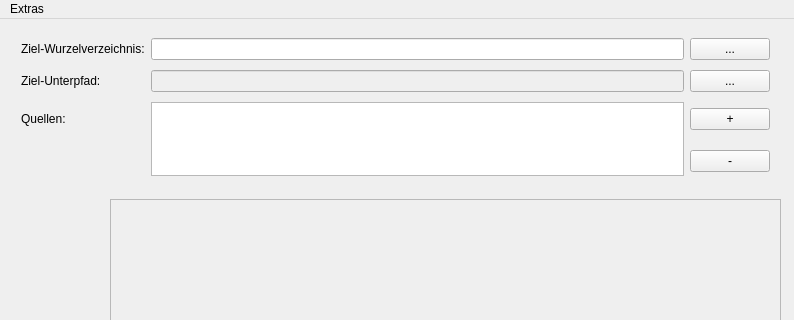
First picture: the form in mainwindow.ui, repository 15831944/MySimpleBackup, before the edit; both pictures show x 0 to 794 and y 0 to 320 of the 794 by 536 pixel window.
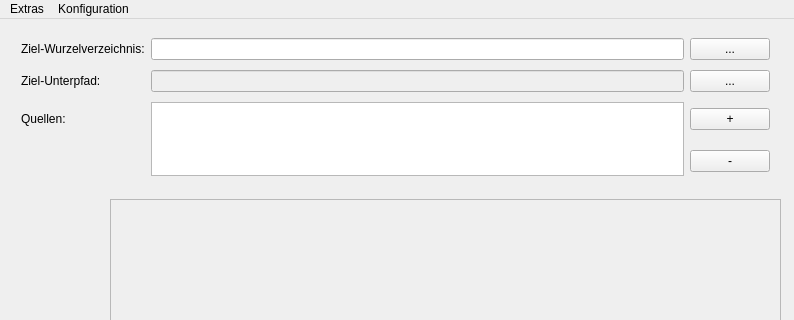
Second picture: the form after the edit.

Diff of the .ui file:
```diff
--- a/mainwindow.ui
+++ b/mainwindow.ui
@@ -130,7 +130,15 @@
     </property>
     <addaction name="actionInfo"/>
    </widget>
+   <widget class="QMenu" name="menuKonfiguration">
+    <property name="title">
+     <string>Konfiguration</string>
+    </property>
+    <addaction name="actionspeichern"/>
+    <addaction name="actionladen"/>
+   </widget>
    <addaction name="menuInfo"/>
+   <addaction name="menuKonfiguration"/>
   </widget>
   <action name="actionInfo">
    <property name="text">
```
Left out of the diff: 12 changed lines with no effect on the pictures.
